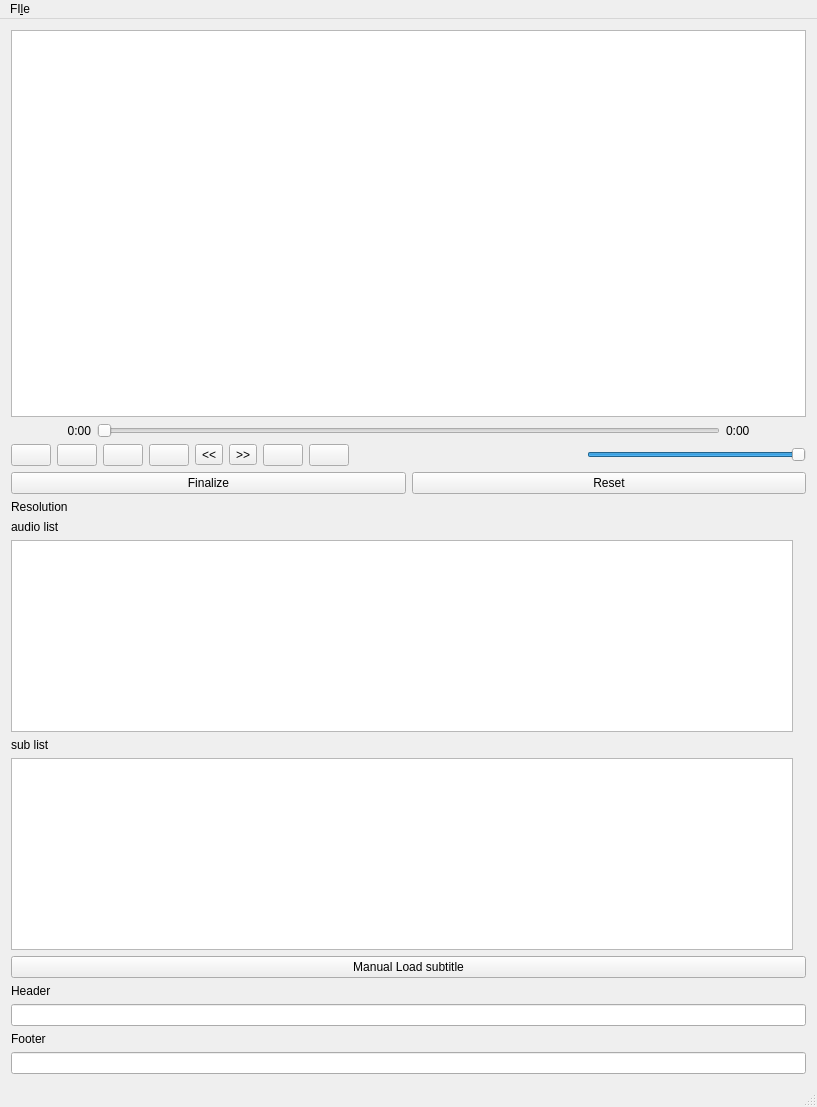
This is FilmMaker/mainwindow.ui in kevintruong/ravenlrc as Qt 5 draws it before an edit. The edited form follows.
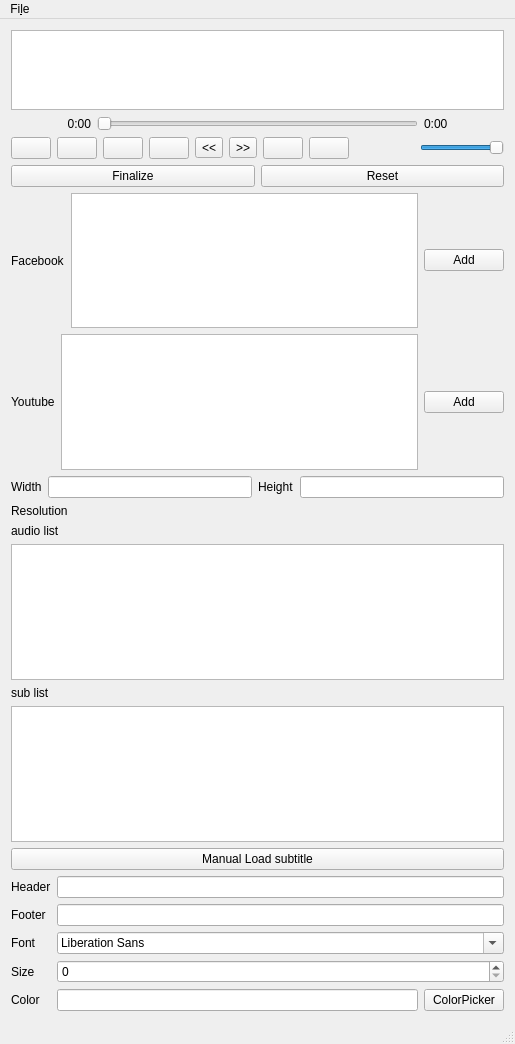
This is the edited form. Icons and pictures are not drawn.

```diff
--- a/FilmMaker/mainwindow.ui
+++ b/FilmMaker/mainwindow.ui
@@ -6,8 +6,8 @@
    <rect>
     <x>0</x>
     <y>0</y>
-    <width>817</width>
-    <height>1107</height>
+    <width>515</width>
+    <height>1044</height>
    </rect>
   </property>
   <property name="windowTitle">
@@ -21,124 +21,7 @@
     </sizepolicy>
    </property>
    <layout class="QGridLayout" name="gridLayout">
-    <item row="1" column="0">
-     <layout class="QHBoxLayout" name="media_slidebar">
-      <item>
-       <widget class="QLabel" name="currentTimeLabel">
-        <property name="minimumSize">
-         <size>
-          <width>80</width>
-          <height>0</height>
-         </size>
-        </property>
-        <property name="text">
-         <string>0:00</string>
-        </property>
-        <property name="alignment">
-         <set>Qt::AlignRight|Qt::AlignTrailing|Qt::AlignVCenter</set>
-        </property>
-       </widget>
-      </item>
-      <item>
-       <widget class="QSlider" name="timeSlider">
-        <property name="orientation">
-         <enum>Qt::Horizontal</enum>
-        </property>
-       </widget>
-      </item>
-      <item>
-       <widget class="QLabel" name="totalTimeLabel">
-        <property name="minimumSize">
-         <size>
-          <width>80</width>
-          <height>0</height>
-         </size>
-        </property>
-        <property name="text">
-         <string>0:00</string>
-        </property>
-        <property name="alignment">
-         <set>Qt::AlignLeading|Qt::AlignLeft|Qt::AlignVCenter</set>
-        </property>
-       </widget>
-      </item>
-     </layout>
-    </item>
-    <item row="12" column="0">
-     <widget class="QLabel" name="label_header">
-      <property name="text">
-       <string>Header</string>
-      </property>
-     </widget>
-    </item>
-    <item row="0" column="0">
-     <widget class="QListView" name="playlistView">
-      <property name="acceptDrops">
-       <bool>true</bool>
-      </property>
-      <property name="showDropIndicator" stdset="0">
-       <bool>true</bool>
-      </property>
-      <property name="dragDropMode">
-       <enum>QAbstractItemView::DropOnly</enum>
-      </property>
-      <property name="defaultDropAction">
-       <enum>Qt::CopyAction</enum>
-      </property>
-      <property name="alternatingRowColors">
-       <bool>true</bool>
-      </property>
-      <property name="uniformItemSizes">
-       <bool>true</bool>
-      </property>
-     </widget>
-    </item>
-    <item row="11" column="0">
-     <widget class="QPushButton" name="button_loadsub">
-      <property name="text">
-       <string>Manual Load subtitle</string>
-      </property>
-     </widget>
-    </item>
-    <item row="6" column="0">
-     <layout class="QGridLayout" name="gridLayout_2">
-      <item row="0" column="3">
-       <widget class="QLabel" name="resolution_value">
-        <property name="text">
-         <string/>
-        </property>
-       </widget>
-      </item>
-      <item row="3" column="0">
-       <widget class="QLabel" name="label_2">
-        <property name="text">
-         <string>sub list</string>
-        </property>
-       </widget>
-      </item>
-      <item row="2" column="0">
-       <widget class="QListView" name="audio_list"/>
-      </item>
-      <item row="4" column="0">
-       <widget class="QListView" name="sub_list"/>
-      </item>
-      <item row="0" column="0">
-       <widget class="QLabel" name="label_resolution">
-        <property name="text">
-         <string>Resolution</string>
-        </property>
-       </widget>
-      </item>
-      <item row="1" column="0">
-       <widget class="QLabel" name="label_sublist">
-        <property name="text">
-         <string>audio list</string>
-        </property>
-       </widget>
-      </item>
-     </layout>
-    </item>
-    <item row="2" column="0">
+    <item row="2" column="1">
      <layout class="QHBoxLayout" name="media_info">
       <item>
        <widget class="QPushButton" name="previousButton">
@@ -261,17 +144,171 @@
       </item>
      </layout>
     </item>
-    <item row="13" column="0">
-     <widget class="QLineEdit" name="text_header"/>
+    <item row="13" column="1">
+     <layout class="QGridLayout" name="gridLayout_2">
+      <item row="2" column="0">
+       <widget class="QLabel" name="label_fontname">
+        <property name="text">
+         <string>Font</string>
+        </property>
+       </widget>
+      </item>
+      <item row="3" column="0">
+       <widget class="QLabel" name="label_fontsize">
+        <property name="text">
+         <string>Size</string>
+        </property>
+       </widget>
+      </item>
+      <item row="1" column="0">
+       <widget class="QLabel" name="label_footer">
+        <property name="text">
+         <string>Footer</string>
+        </property>
+       </widget>
+      </item>
+      <item row="2" column="1">
+       <widget class="QFontComboBox" name="fontname"/>
+      </item>
+      <item row="3" column="1">
+       <widget class="QSpinBox" name="fontsize"/>
+      </item>
+      <item row="1" column="1">
+       <widget class="QLineEdit" name="text_footer"/>
+      </item>
+      <item row="4" column="0">
+       <widget class="QLabel" name="label_fontcolor">
+        <property name="text">
+         <string>Color</string>
+        </property>
+       </widget>
+      </item>
+      <item row="0" column="1">
+       <widget class="QLineEdit" name="text_header"/>
+      </item>
+      <item row="0" column="0">
+       <widget class="QLabel" name="label_header">
+        <property name="text">
+         <string>Header</string>
+        </property>
+       </widget>
+      </item>
+      <item row="4" column="1">
+       <layout class="QHBoxLayout" name="horizontalLayout_3">
+        <item>
+         <widget class="QLineEdit" name="color_hex"/>
+        </item>
+        <item>
+         <widget class="QPushButton" name="button_colorpicker">
+          <property name="text">
+           <string>ColorPicker</string>
+          </property>
+         </widget>
+        </item>
+       </layout>
+      </item>
+     </layout>
     </item>
-    <item row="14" column="0">
-     <widget class="QLabel" name="label_footer">
-      <property name="text">
-       <string>Footer</string>
+    <item row="7" column="1">
+     <layout class="QVBoxLayout" name="verticalLayout">
+      <item>
+       <layout class="QVBoxLayout" name="verticalLayout_3">
+        <item>
+         <layout class="QHBoxLayout" name="horizontalLayout_2">
+          <item>
+           <widget class="QLabel" name="width">
+            <property name="text">
+             <string>Width</string>
+            </property>
+           </widget>
+          </item>
+          <item>
+           <widget class="QLineEdit" name="lineEdit"/>
+          </item>
+          <item>
+           <widget class="QLabel" name="label_3">
+            <property name="text">
+             <string>Height</string>
+            </property>
+           </widget>
+          </item>
+          <item>
+           <widget class="QLineEdit" name="lineEdit_2"/>
+          </item>
+         </layout>
+        </item>
+        <item>
+         <layout class="QHBoxLayout" name="horizontalLayout_5">
+          <item>
+           <widget class="QLabel" name="label_resolution">
+            <property name="text">
+             <string>Resolution</string>
+            </property>
+           </widget>
+          </item>
+          <item>
+           <widget class="QLabel" name="resolution_value">
+            <property name="text">
+             <string/>
+            </property>
+           </widget>
+          </item>
+         </layout>
+        </item>
+       </layout>
+      </item>
+      <item>
+       <widget class="QLabel" name="label_audiolist">
+        <property name="text">
+         <string>audio list</string>
+        </property>
+       </widget>
+      </item>
+      <item>
+       <widget class="QListView" name="audio_list"/>
+      </item>
+      <item>
+       <widget class="QLabel" name="label_sublist">
+        <property name="text">
+         <string>sub list</string>
+        </property>
+       </widget>
+      </item>
+      <item>
+       <widget class="QListView" name="sub_list"/>
+      </item>
+      <item>
+       <widget class="QPushButton" name="button_loadsub">
+        <property name="text">
+         <string>Manual Load subtitle</string>
+        </property>
+       </widget>
+      </item>
+     </layout>
+    </item>
+    <item row="0" column="1">
+     <widget class="QListView" name="playlistView">
+      <property name="acceptDrops">
+       <bool>true</bool>
+      </property>
+      <property name="showDropIndicator" stdset="0">
+       <bool>true</bool>
+      </property>
+      <property name="dragDropMode">
+       <enum>QAbstractItemView::DropOnly</enum>
+      </property>
+      <property name="defaultDropAction">
+       <enum>Qt::CopyAction</enum>
+      </property>
+      <property name="alternatingRowColors">
+       <bool>true</bool>
+      </property>
+      <property name="uniformItemSizes">
+       <bool>true</bool>
       </property>
      </widget>
     </item>
-    <item row="5" column="0">
+    <item row="5" column="1">
      <layout class="QHBoxLayout" name="horizontalLayout">
       <item>
        <widget class="QPushButton" name="finalizeButton">
@@ -289,8 +326,94 @@
       </item>
      </layout>
     </item>
-    <item row="15" column="0">
-     <widget class="QLineEdit" name="text_footer"/>
+    <item row="1" column="1">
+     <layout class="QHBoxLayout" name="media_slidebar">
+      <item>
+       <widget class="QLabel" name="currentTimeLabel">
+        <property name="minimumSize">
+         <size>
+          <width>80</width>
+          <height>0</height>
+         </size>
+        </property>
+        <property name="text">
+         <string>0:00</string>
+        </property>
+        <property name="alignment">
+         <set>Qt::AlignRight|Qt::AlignTrailing|Qt::AlignVCenter</set>
+        </property>
+       </widget>
+      </item>
+      <item>
+       <widget class="QSlider" name="timeSlider">
+        <property name="orientation">
+         <enum>Qt::Horizontal</enum>
+        </property>
+       </widget>
+      </item>
+      <item>
+       <widget class="QLabel" name="totalTimeLabel">
+        <property name="minimumSize">
+         <size>
+          <width>80</width>
+          <height>0</height>
+         </size>
+        </property>
+        <property name="text">
+         <string>0:00</string>
+        </property>
+        <property name="alignment">
+         <set>Qt::AlignLeading|Qt::AlignLeft|Qt::AlignVCenter</set>
+        </property>
+       </widget>
+      </item>
+     </layout>
+    </item>
+    <item row="6" column="1">
+     <layout class="QGridLayout" name="gridLayout_4">
+      <item row="0" column="0">
+       <layout class="QGridLayout" name="gridLayout_3">
+        <item row="0" column="1">
+         <widget class="QListView" name="list_facebookpage"/>
+        </item>
+        <item row="0" column="0">
+         <widget class="QLabel" name="label_facebook">
+          <property name="text">
+           <string>Facebook</string>
+          </property>
+         </widget>
+        </item>
+        <item row="0" column="2">
+         <widget class="QPushButton" name="button_add_acc_fb">
+          <property name="text">
+           <string>Add</string>
+          </property>
+         </widget>
+        </item>
+       </layout>
+      </item>
+      <item row="1" column="0">
+       <layout class="QHBoxLayout" name="horizontalLayout_4">
+        <item alignment="Qt::AlignHCenter">
+         <widget class="QLabel" name="label_youtube">
+          <property name="text">
+           <string>Youtube</string>
+          </property>
+         </widget>
+        </item>
+        <item>
+         <widget class="QListView" name="list_youtube"/>
+        </item>
+        <item>
+         <widget class="QPushButton" name="button_add_acc_yt">
+          <property name="text">
+           <string>Add</string>
+          </property>
+         </widget>
+        </item>
+       </layout>
+      </item>
+     </layout>
     </item>
    </layout>
   </widget>
@@ -299,13 +422,13 @@
     <rect>
      <x>0</x>
      <y>0</y>
-     <width>817</width>
+     <width>515</width>
      <height>30</height>
     </rect>
    </property>
    <widget class="QMenu" name="menuFIle">
     <property name="title">
-     <string>FI&amp;le</string>
+     <string>Fi&amp;le</string>
     </property>
     <addaction name="open_file_action"/>
     <addaction name="actionmask_in"/>
```
Left out of the diff: 6 changed lines with no effect on the pictures.
